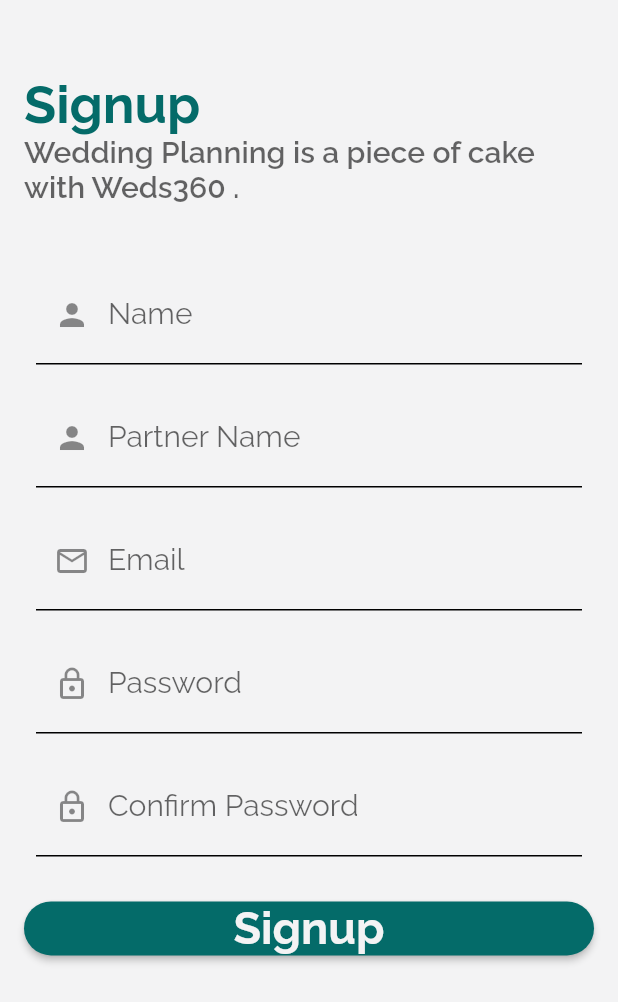
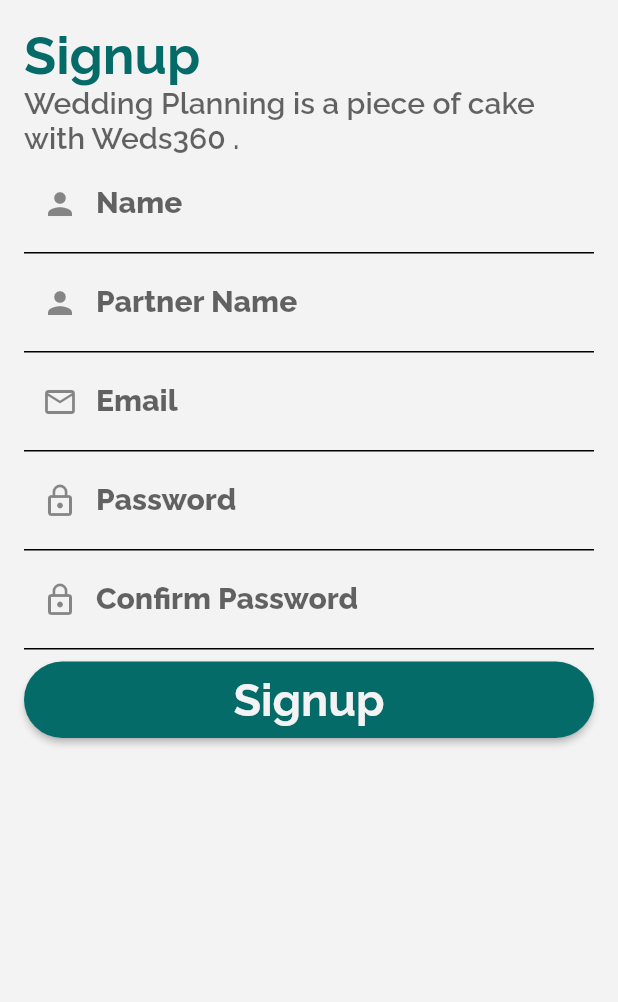
Before and after one commit to AlameerAshraf/mobile-app, a Flutter app: the SignUpScreen screen opened by its route, on a phone screen of 412 x 824 dp. Shown: the top 1002 px of the screen. Run offline on Flutter 3.47's test engine with Material 2 defaults, Android fonts, the phone set to English and light mode, and no system bars; our stand-ins replace cached_network_image, flutter_rating_bar, font_awesome_flutter, google_sign_in, material_floating_search_bar, shared_preferences and 1 more; missing offline and left inert: flutter_facebook_auth; accounts and stored records are empty; network calls fail.

Commit message:
Fixing Responsive

```diff
--- a/weds360/lib/components/raised_button_costem.dart
+++ b/weds360/lib/components/raised_button_costem.dart
@@ -12,17 +12,14 @@
 
   @override
   Widget build(BuildContext context) {
-    return Container(
-      // height: 60.0,
-
-      // padding: const EdgeInsets.only(
-      //     top: 16.0, bottom: 8.0, left: 20.0, right: 20.0),
-      child: RaisedButton(
-        color: Theme.of(context).primaryColor,
-        shape: RoundedRectangleBorder(
-          borderRadius: BorderRadius.circular(ROUNDED * 2),
-        ),
-        onPressed: onPressed,
+    return RaisedButton(
+      color: Theme.of(context).primaryColor,
+      shape: RoundedRectangleBorder(
+        borderRadius: BorderRadius.circular(ROUNDED * 2),
+      ),
+      onPressed: onPressed,
+      child: Padding(
+        padding: const EdgeInsets.all(kPADDING),
         child: Text(
           title,
           style: Theme.of(context).textTheme.button.copyWith(
--- a/weds360/lib/components/text_field_custem.dart
+++ b/weds360/lib/components/text_field_custem.dart
@@ -21,9 +21,7 @@
 
   @override
   Widget build(BuildContext context) {
-    return Padding(
-      padding: const EdgeInsets.all(8.0),
-      child: TextField(
+    return TextField(
       cursorColor: Theme.of(context).accentColor,
       keyboardType: keyboardType,
       textInputAction: TextInputAction.next,
@@ -34,9 +32,6 @@
         focusColor: Theme.of(context).accentColor,
         hoverColor: Theme.of(context).accentColor,
         errorText: errorMessege,
-          labelStyle: TextStyle(
-            fontWeight: FontWeight.w400,
-          ),
         errorMaxLines: 2,
         prefixIcon: Icon(prefexIcon),
         labelText: label,
@@ -56,7 +51,6 @@
           ),
         ),
       ),
-      ),
     );
   }
 }
--- a/weds360/lib/pages/signup/view/signup_screen.dart
+++ b/weds360/lib/pages/signup/view/signup_screen.dart
@@ -22,11 +22,11 @@
           child: SingleChildScrollView(
             child: Column(
               crossAxisAlignment: CrossAxisAlignment.stretch,
-              // mainAxisAlignment: MainAxisAlignment.spaceBetween,
+              mainAxisAlignment: MainAxisAlignment.center,
               children: [
-                SizedBox(
-                  height: MediaQuery.of(context).size.height / 25,
-                ),
+                // SizedBox(
+                //   height: MediaQuery.of(context).size.height / 25,
+                // ),
                 Text(
                   AppLocalizations.of(context).translate('signup_screen_label'),
                   style: Theme.of(context).textTheme.headline1.copyWith(
@@ -43,9 +43,9 @@
                         color: Theme.of(context).accentColor.withOpacity(0.6),
                       ),
                 ),
-                SizedBox(
-                  height: MediaQuery.of(context).size.height / 25,
-                ),
+                // SizedBox(
+                //   height: MediaQuery.of(context).size.height / 25,
+                // ),
                 TextFieldCustem(
                   label: 'Name',
                   prefexIcon: Icons.person,
@@ -74,7 +74,7 @@
                   obscureText: true,
                 ),
                 Padding(
-                  padding: const EdgeInsets.only(top: kPADDING * 2),
+                  padding: const EdgeInsets.only(top: kPADDING),
                   child: RaisedButtonCustem(
                     title: 'Signup',
                     onPressed: () {
```
Also changed, not shown: weds360/lib/pages/login/view/login_screen.dart (+7 -9 lines), weds360/lib/pages/onbording/view/onbording_provider.dart (added, +49 -0 lines), weds360/pubspec.lock. Lines whose indentation alone changed are shown as unchanged.
